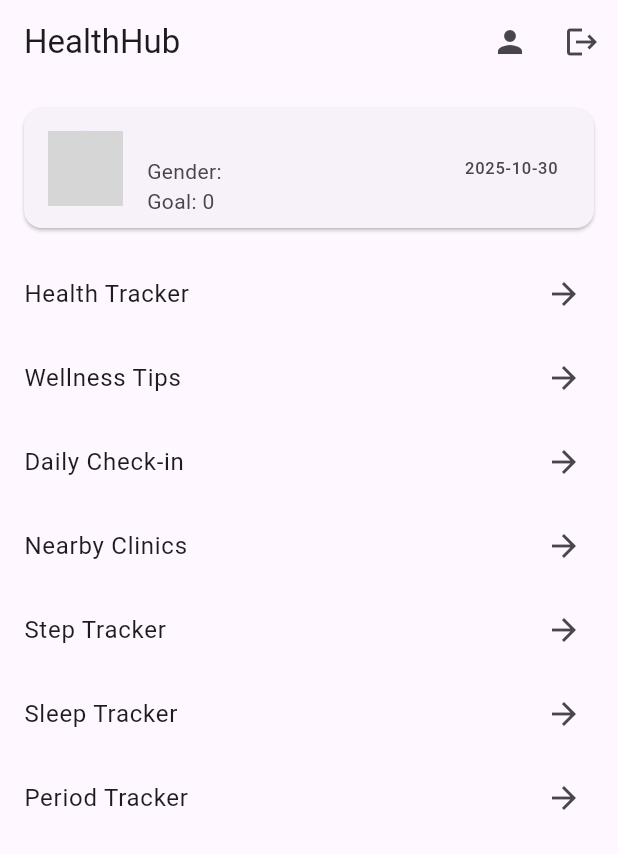
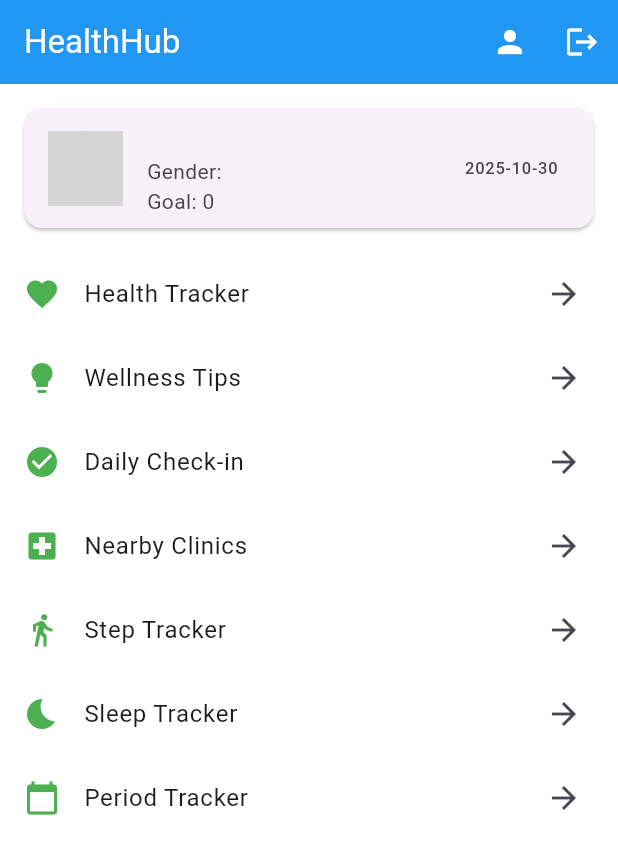
Before and after one commit to Wendy-Okoth/HealthHub, a Flutter app: the HomeScreen screen opened directly, on a phone screen of 412 x 824 dp. Shown: the top 854 px of the screen. Run offline on Flutter 3.47's test engine with Material 3 defaults, Android fonts, the phone set to English and light mode, and no system bars; our stand-ins replace geolocator, google_maps_flutter, pedometer, supabase_flutter; accounts and stored records are empty; grey boxes are pictures that could not be loaded.

Commit message:
Add icons to home screen features and apply blue-green theme

```diff
--- a/lib/screens/home_screen.dart
+++ b/lib/screens/home_screen.dart
@@ -21,13 +21,37 @@ class _HomeScreenState extends State<HomeScreen> {
   Map<String, dynamic>? profile;
 
   final List<Map<String, dynamic>> features = [
-    {'title': 'Health Tracker', 'screen': TrackerScreen()},
-    {'title': 'Wellness Tips', 'screen': TipsScreen()},
-    {'title': 'Daily Check-in', 'screen': CheckInScreen()},
-    {'title': 'Nearby Clinics', 'screen': MapView()},
-    {'title': 'Step Tracker', 'screen': StepTrackerScreen()},
-    {'title': 'Sleep Tracker', 'screen': SleepTrackerScreen()},
-    {'title': 'Period Tracker', 'screen': PeriodTrackerScreen()},
+    {
+      'title': 'Health Tracker',
+      'icon': Icons.favorite,
+      'screen': TrackerScreen(),
+    },
+    {'title': 'Wellness Tips', 'icon': Icons.lightbulb, 'screen': TipsScreen()},
+    {
+      'title': 'Daily Check-in',
+      'icon': Icons.check_circle,
+      'screen': CheckInScreen(),
+    },
+    {
+      'title': 'Nearby Clinics',
+      'icon': Icons.local_hospital,
+      'screen': MapView(),
+    },
+    {
+      'title': 'Step Tracker',
+      'icon': Icons.directions_walk,
+      'screen': StepTrackerScreen(),
+    },
+    {
+      'title': 'Sleep Tracker',
+      'icon': Icons.bedtime,
+      'screen': SleepTrackerScreen(),
+    },
+    {
+      'title': 'Period Tracker',
+      'icon': Icons.calendar_today,
+      'screen': PeriodTrackerScreen(),
+    },
   ];
 
   @override
@@ -119,6 +143,7 @@ class _HomeScreenState extends State<HomeScreen> {
               itemCount: features.length,
               itemBuilder: (context, index) {
                 return ListTile(
+                  leading: Icon(features[index]['icon'], color: Colors.green),
                   title: Text(features[index]['title']),
                   trailing: const Icon(Icons.arrow_forward),
                   onTap: () => Navigator.push(
```
Also changed, not shown: lib/main.dart (+16 -2 lines).
